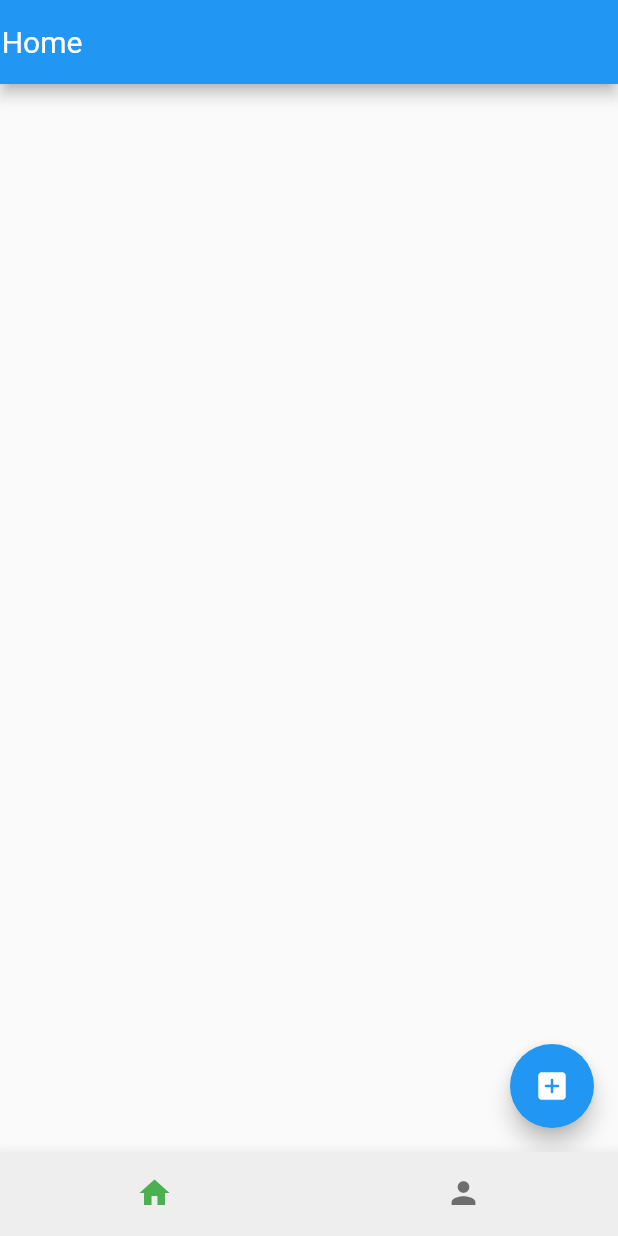
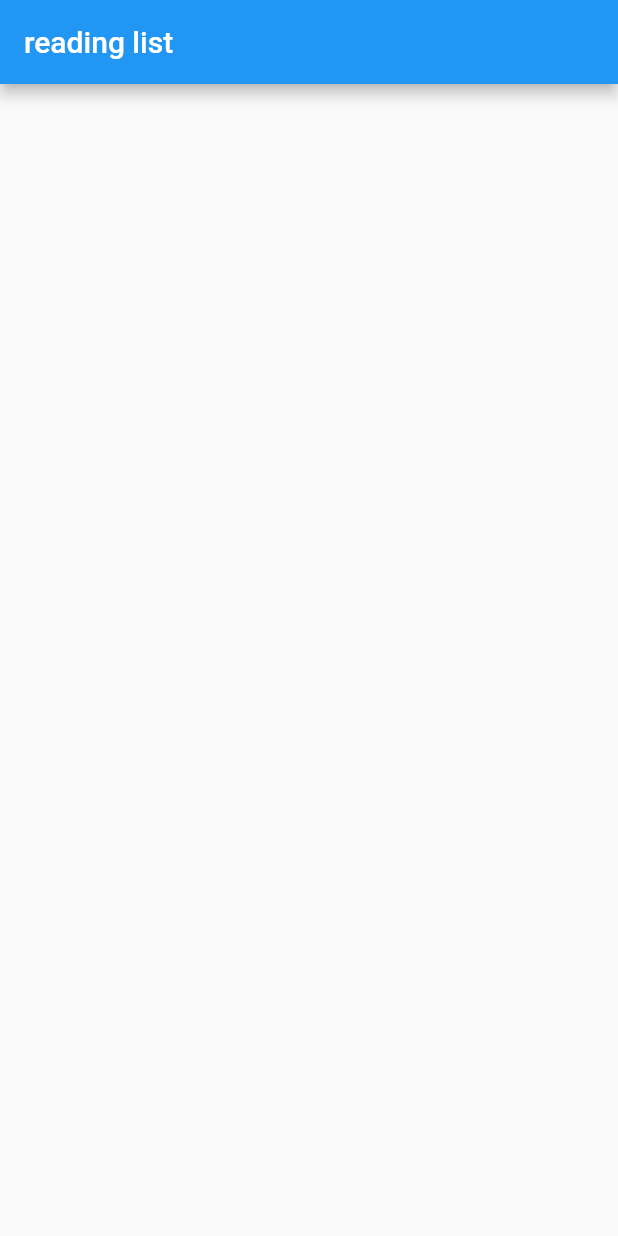
Before and after one commit to Flutter-GG/HW-2, a Flutter app: the screen it shows after launch, on a phone screen of 412 x 824 dp. Run offline on Flutter 3.47's test engine with Material 2 defaults, Android fonts, the phone set to English and light mode, and no system bars.

Commit message:
add read_screen

```diff
--- a/myproject/lib/main.dart
+++ b/myproject/lib/main.dart
@@ -6,6 +6,7 @@ import 'package:myproject/model/my_model.dart';
 import 'package:myproject/view/add_screen.dart';
 import 'package:myproject/view/home_screen.dart';
 import 'package:myproject/view/navigations_home.dart';
+import 'package:myproject/view/read.dart';
 
 List<Blog> listBlog = [];
 
@@ -27,6 +28,6 @@ class MainApp extends StatelessWidget {
 
   @override
   Widget build(BuildContext context) {
-    return const MaterialApp(home: NavigatonBar());
+    return const MaterialApp(home: Read());
   }
 }
--- /dev/null
+++ b/myproject/lib/view/read.dart
@@ -0,0 +1,23 @@
+import 'package:flutter/material.dart';
+import 'package:myproject/main.dart';
+import 'package:myproject/widget/card_user.dart';
+
+class Read extends StatefulWidget {
+  const Read({super.key});
+
+  @override
+  State<Read> createState() => _ReadState();
+}
+
+class _ReadState extends State<Read> {
+  @override
+  Widget build(BuildContext context) {
+    return Scaffold(
+        appBar: AppBar(title: Text("reading list")),
+        body: ListView.builder(
+            itemCount: listBlog.length,
+            itemBuilder: (context, index) {
+              return Carduser(blog: listBlog[index]);
+            }));
+  }
+}
```
